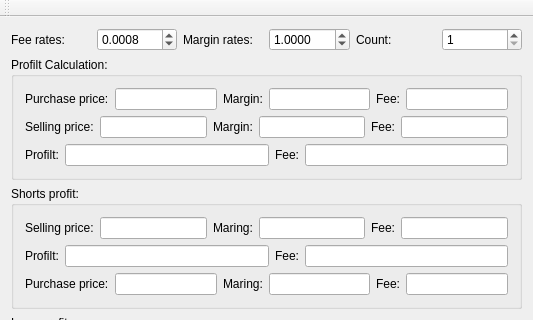
Before: the Qt Designer form mainwindow.ui in KangLin/ProfitCalculation, drawn with Qt 5; both pictures show x 0 to 533 and y 0 to 320 of the 533 by 476 pixel window.
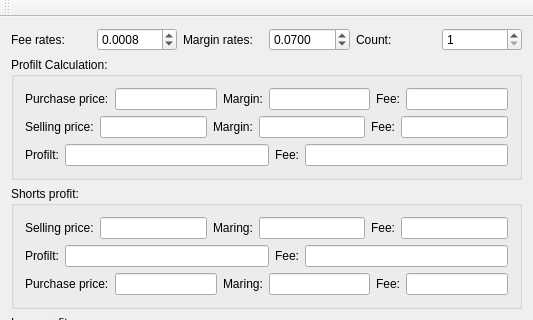
After: the same form once the commit is applied.

Commit message: 增加翻译

Diff of the .ui file:
```diff
--- a/mainwindow.ui
+++ b/mainwindow.ui
@@ -47,7 +47,7 @@
          <number>4</number>
         </property>
         <property name="value">
-         <double>1.000000000000000</double>
+         <double>0.070000000000000</double>
         </property>
        </widget>
       </item>
```
The commit also changes 2 other files.
